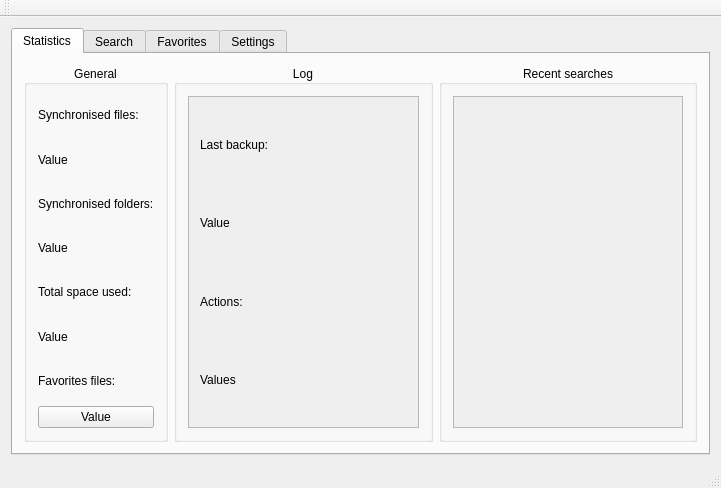
The window that src/mainwindow.ui (aeternesatiatus/SafeSync) describes before a commit, drawn with Qt 5.
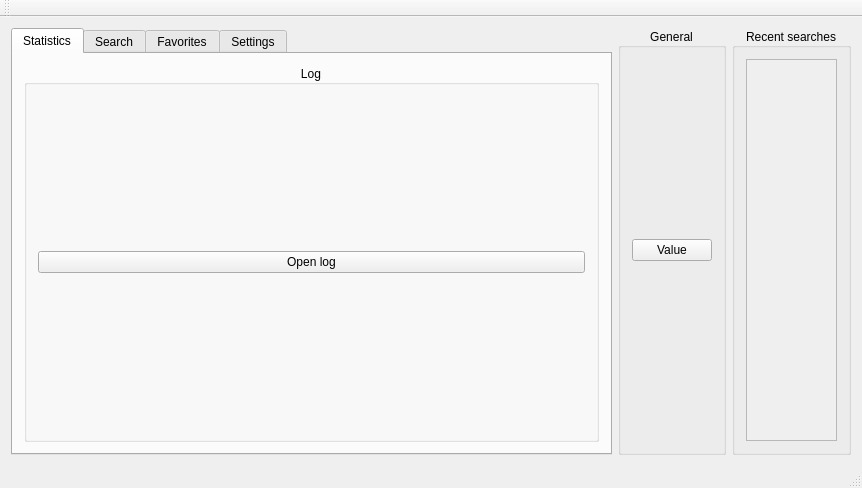
The same window after the commit. The open tabs and pages were chosen to show the change. Icons and pictures are not drawn.

The edit to the form file:
```diff
--- a/src/mainwindow.ui
+++ b/src/mainwindow.ui
@@ -1263,74 +1263,6 @@
         <string>Statistics</string>
        </attribute>
        <layout class="QHBoxLayout" name="horizontalLayout">
-        <item>
-         <widget class="QGroupBox" name="groupBox">
-          <property name="title">
-           <string>General</string>
-          </property>
-          <property name="alignment">
-           <set>Qt::AlignCenter</set>
-          </property>
-          <layout class="QVBoxLayout" name="verticalLayout">
-           <item>
-            <widget class="QLabel" name="label">
-             <property name="text">
-              <string>Synchronised files:</string>
-             </property>
-            </widget>
-           </item>
-           <item>
-            <widget class="QLabel" name="syncFilesLabel">
-             <property name="text">
-              <string>Value</string>
-             </property>
-            </widget>
-           </item>
-           <item>
-            <widget class="QLabel" name="label_3">
-             <property name="text">
-              <string>Synchronised folders:</string>
-             </property>
-            </widget>
-           </item>
-           <item>
-            <widget class="QLabel" name="syncFoldersLabel">
-             <property name="text">
-              <string>Value</string>
-             </property>
-            </widget>
-           </item>
-           <item>
-            <widget class="QLabel" name="label_7">
-             <property name="text">
-              <string>Total space used:</string>
-             </property>
-            </widget>
-           </item>
-           <item>
-            <widget class="QLabel" name="spaceUsageLabel">
-             <property name="text">
-              <string>Value</string>
-             </property>
-            </widget>
-           </item>
-           <item>
-            <widget class="QLabel" name="label_5">
-             <property name="text">
-              <string>Favorites files:</string>
-             </property>
-            </widget>
-           </item>
-           <item>
-            <widget class="QPushButton" name="favoriteFilesButton">
-             <property name="text">
-              <string>Value</string>
-             </property>
-            </widget>
-           </item>
-          </layout>
-         </widget>
-        </item>
         <item>
          <widget class="QGroupBox" name="groupBox_2">
           <property name="title">
@@ -1339,81 +1271,12 @@
           <property name="alignment">
            <set>Qt::AlignCenter</set>
           </property>
-          <layout class="QGridLayout" name="gridLayout_2">
-           <item row="0" column="0">
-            <widget class="QScrollArea" name="logScroll">
-             <property name="widgetResizable">
-              <bool>true</bool>
+          <layout class="QHBoxLayout" name="horizontalLayout_2">
+           <item>
+            <widget class="QPushButton" name="CLogButton">
+             <property name="text">
+              <string>Open log</string>
              </property>
-             <widget class="QWidget" name="scrollAreaWidgetContents">
-              <property name="geometry">
-               <rect>
-                <x>0</x>
-                <y>0</y>
-                <width>222</width>
-                <height>292</height>
-               </rect>
-              </property>
-              <layout class="QVBoxLayout" name="verticalLayout_2">
-               <item>
-                <widget class="QLabel" name="label_4">
-                 <property name="text">
-                  <string>Last backup:</string>
-                 </property>
-                </widget>
-               </item>
-               <item>
-                <widget class="QLabel" name="lastBackupLabel">
-                 <property name="text">
-                  <string>Value</string>
-                 </property>
-                </widget>
-               </item>
-               <item>
-                <widget class="QLabel" name="label_8">
-                 <property name="text">
-                  <string>Actions:</string>
-                 </property>
-                </widget>
-               </item>
-               <item>
-                <widget class="QLabel" name="actionsValues">
-                 <property name="text">
-                  <string>Values</string>
-                 </property>
-                </widget>
-               </item>
-              </layout>
-             </widget>
-            </widget>
-           </item>
-          </layout>
-         </widget>
-        </item>
-        <item>
-         <widget class="QGroupBox" name="groupBox_3">
-          <property name="title">
-           <string>Recent searches</string>
-          </property>
-          <property name="alignment">
-           <set>Qt::AlignCenter</set>
-          </property>
-          <layout class="QGridLayout" name="gridLayout_3">
-           <item row="0" column="0">
-            <widget class="QScrollArea" name="recentSearchesScroll">
-             <property name="widgetResizable">
-              <bool>true</bool>
-             </property>
-             <widget class="QWidget" name="scrollAreaWidgetContents_2">
-              <property name="geometry">
-               <rect>
-                <x>0</x>
-                <y>0</y>
-                <width>221</width>
-                <height>292</height>
-               </rect>
-              </property>
-             </widget>
             </widget>
            </item>
           </layout>
@@ -1947,6 +1810,54 @@
       </widget>
      </widget>
     </item>
+    <item row="0" column="2">
+     <widget class="QGroupBox" name="groupBox_3">
+      <property name="title">
+       <string>Recent searches</string>
+      </property>
+      <property name="alignment">
+       <set>Qt::AlignCenter</set>
+      </property>
+      <layout class="QGridLayout" name="gridLayout_3">
+       <item row="1" column="0">
+        <widget class="QScrollArea" name="recentSearchesScroll">
+         <property name="widgetResizable">
+          <bool>true</bool>
+         </property>
+         <widget class="QWidget" name="scrollAreaWidgetContents_2">
+          <property name="geometry">
+           <rect>
+            <x>0</x>
+            <y>0</y>
+            <width>102</width>
+            <height>356</height>
+           </rect>
+          </property>
+         </widget>
+        </widget>
+       </item>
+      </layout>
+     </widget>
+    </item>
+    <item row="0" column="1">
+     <widget class="QGroupBox" name="groupBox">
+      <property name="title">
+       <string>General</string>
+      </property>
+      <property name="alignment">
+       <set>Qt::AlignCenter</set>
+      </property>
+      <layout class="QVBoxLayout" name="verticalLayout">
+       <item>
+        <widget class="QPushButton" name="favoriteFilesButton">
+         <property name="text">
+          <string>Value</string>
+         </property>
+        </widget>
+       </item>
+      </layout>
+     </widget>
+    </item>
    </layout>
   </widget>
   <widget class="QMenuBar" name="menuBar">
```
Left out of the diff: 2 changed lines with no effect on the pictures.
